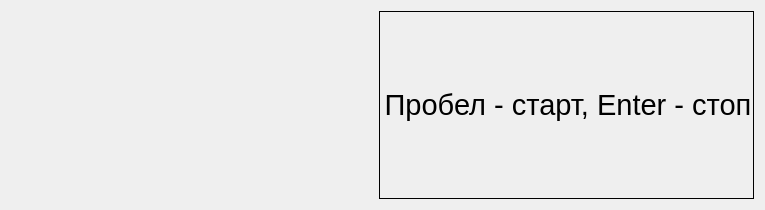
The window that Easy-work/Plugin/RegimeFile/RegimeFile/regimefile.ui (KeyGen/Easy-work) describes before a commit, drawn with Qt 5.
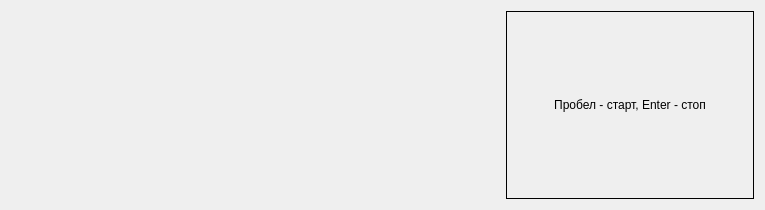
The same window after the commit.

The edit to the form file:
```diff
--- a/Easy-work/Plugin/RegimeFile/RegimeFile/regimefile.ui
+++ b/Easy-work/Plugin/RegimeFile/RegimeFile/regimefile.ui
@@ -58,12 +58,7 @@
         </font>
        </property>
        <property name="styleSheet">
-        <string notr="true">    background: qlineargradient(x1:0, y1:0.5, x2:1, y2:0.5,
-			      stop:0 #464451, 
-			      stop:0.5  #9C9C9C, 
-			      stop:1 #464451);
-
-color: white</string>
+        <string notr="true"/>
        </property>
        <property name="frameShape">
         <enum>QFrame::NoFrame</enum>
@@ -79,7 +74,10 @@
         <enum>QFrame::Box</enum>
        </property>
        <property name="text">
-        <string>&lt;html&gt;&lt;head/&gt;&lt;body&gt;&lt;p align=&quot;center&quot;&gt;&lt;span style=&quot; font-size:22pt;&quot;&gt;Пробел - старт, Enter - стоп&lt;/span&gt;&lt;/p&gt;&lt;/body&gt;&lt;/html&gt;</string>
+        <string>Пробел - старт, Enter - стоп</string>
+       </property>
+       <property name="alignment">
+        <set>Qt::AlignCenter</set>
        </property>
       </widget>
      </item>
```
Left out of the diff: 5 changed lines with no effect on the pictures.
